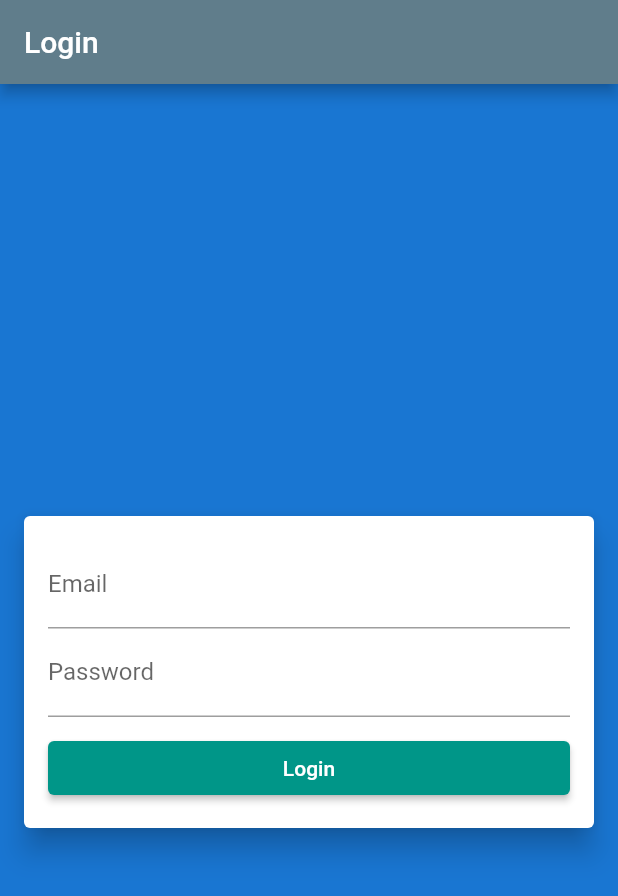
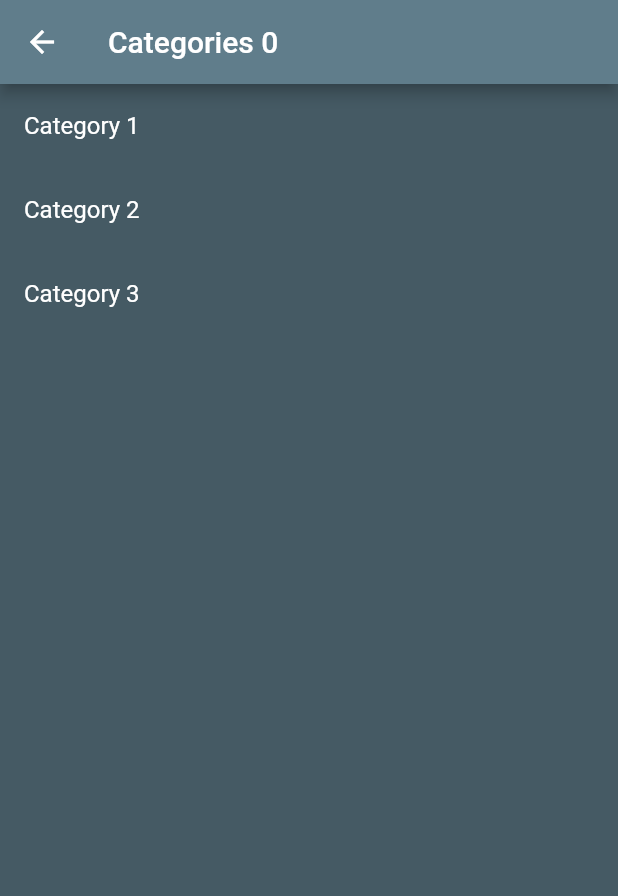
Before and after one commit to eddimull/flutterHW, a Flutter app: the screen it shows after launch, after a tap on "Login", on a phone screen of 412 x 824 dp. Shown: the top 896 px of the screen. Run offline on Flutter 3.47's test engine with Material 2 defaults, Android fonts, the phone set to English and light mode, and no system bars.

Commit message:
got some navigation going!

```diff
--- a/hello_world/lib/main.dart
+++ b/hello_world/lib/main.dart
@@ -1,4 +1,7 @@
 import 'package:flutter/material.dart';
+import 'package:hello_world/screens/login.dart';
+import 'package:hello_world/screens/register.dart';
+import 'package:hello_world/screens/categories.dart';
 
 void main() => runApp(MyApp());
 
@@ -8,48 +11,15 @@ class MyApp extends StatelessWidget {
   @override
   Widget build(BuildContext context) {
     return MaterialApp(
-      title: 'Flutter Demo',
-      theme: ThemeData(
-        primarySwatch: Colors.blueGrey,
-      ),
-      home: Scaffold(
-          appBar: AppBar(
-            title: const Text('Login'),
-          ),
-          body: Container(
-              color: Theme.of(context).primaryColorDark,
-              child: Column(
-                  mainAxisAlignment: MainAxisAlignment.center,
-                  children: <Widget>[
-                    Card(
-                        elevation: 8,
-                        margin: EdgeInsets.only(left: 16, right: 16, top: 16),
-                        child: Padding(
-                          padding: EdgeInsets.all(16),
-                          child: Column(children: <Widget>[
-                            TextField(
-                              keyboardType: TextInputType.emailAddress,
-                              decoration: InputDecoration(labelText: 'Email'),
-                            ),
-                            TextField(
-                              keyboardType: TextInputType.visiblePassword,
-                              decoration:
-                                  InputDecoration(labelText: 'Password'),
-                            ),
-                            Container(
-                                margin: const EdgeInsets.only(top: 10),
-                                child: ElevatedButton(
-                                  onPressed: () => print('login clicked'),
-                                  child: Text('Login'),
-                                  style: ElevatedButton.styleFrom(
-                                      primary: Colors.teal,
-                                      onPrimary: Colors.white,
-                                      onSurface: Colors.grey,
-                                      minimumSize: Size(double.infinity, 36)),
-                                )),
-                          ]),
-                        ))
-                  ]))),
-    );
+        title: 'Flutter Demo',
+        theme: ThemeData(
+          primarySwatch: Colors.blueGrey,
+        ),
+        home: const Login(),
+        routes: {
+          '/login': (context) => const Login(),
+          '/register': (context) => const Register(),
+          '/categories': (context) => const Categories(),
+        });
   }
 }
--- /dev/null
+++ b/hello_world/lib/screens/categories.dart
@@ -0,0 +1,44 @@
+import 'package:flutter/material.dart';
+
+class Categories extends StatefulWidget {
+  const Categories({Key? key}) : super(key: key);
+
+  @override
+  CategoriesState createState() => CategoriesState();
+}
+
+class CategoriesState extends State<Categories> {
+  @override
+  Widget build(BuildContext context) {
+    final List<String> categories = <String>[
+      'Category 1',
+      'Category 2',
+      'Category 3',
+    ];
+
+    int clicked = 0;
+
+    return Scaffold(
+        appBar: AppBar(
+          title: Text('Categories $clicked'),
+        ),
+        body: Container(
+            color: Theme.of(context).primaryColorDark,
+            child: Center(
+              child: ListView.builder(
+                itemCount: categories.length,
+                itemBuilder: (BuildContext context, int index) {
+                return ListTile(
+                  title: Text(categories[index], style: const TextStyle(color: Colors.white)),
+                  onTap: ()=> setState(()=>{
+                    clicked++,
+                    print('clicked')
+                })
+                );
+              }),
+            )
+
+          )
+        );
+  }
+}
--- /dev/null
+++ b/hello_world/lib/screens/login.dart
@@ -0,0 +1,56 @@
+import 'package:flutter/material.dart';
+
+class Login extends StatelessWidget {
+  const Login({Key? key}) : super(key: key);
+
+  @override
+  Widget build(BuildContext context) {
+    return Scaffold(
+      appBar: AppBar(
+        title: const Text('Login'),
+      ),
+      body: Container(
+          color: Theme.of(context).primaryColorDark,
+          child: Column(
+              mainAxisAlignment: MainAxisAlignment.center,
+              children: <Widget>[
+                Card(
+                    elevation: 8,
+                    margin: const EdgeInsets.only(left: 16, right: 16, top: 16),
+                    child: Padding(
+                      padding: const EdgeInsets.all(16),
+                      child: Column(children: <Widget>[
+                        const TextField(
+                          keyboardType: TextInputType.emailAddress,
+                          decoration: InputDecoration(labelText: 'Email'),
+                        ),
+                        const TextField(
+                          keyboardType: TextInputType.visiblePassword,
+                          decoration: InputDecoration(labelText: 'Password'),
+                        ),
+                        Container(
+                            margin: const EdgeInsets.only(top: 10),
+                            child: ElevatedButton(
+                              onPressed: () =>
+                                  Navigator.pushNamed(context, '/categories'),
+                              style: ElevatedButton.styleFrom(
+                                  primary: Colors.teal,
+                                  onPrimary: Colors.white,
+                                  onSurface: Colors.grey,
+                                  minimumSize: const Size(double.infinity, 36)),
+                              child: const Text('Login'),
+                            )),
+                        Container(
+                          margin: const EdgeInsets.only(top: 10),
+                          child: InkWell(
+                            onTap: () =>
+                                Navigator.pushNamed(context, '/register'),
+                            child: const Text('Register'),
+                          ),
+                        )
+                      ]),
+                    ))
+              ])),
+    );
+  }
+}
```
Also changed, not shown: hello_world/lib/screens/register.dart (added, +63 -0 lines).
